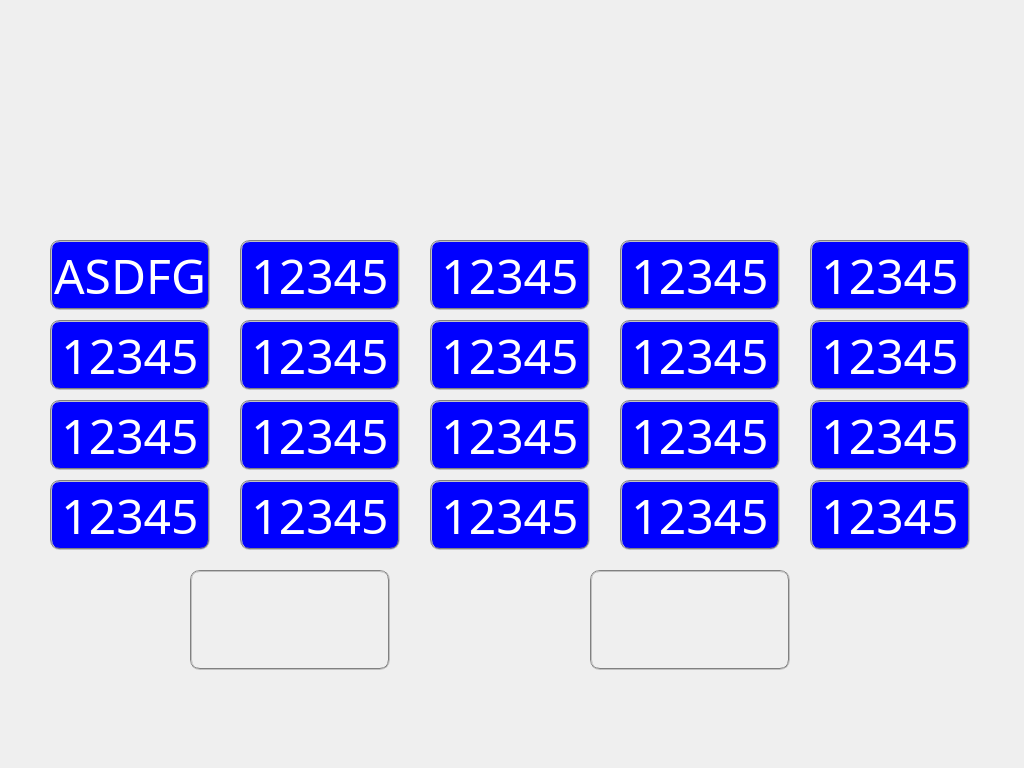
Qt form VehicleManagement/VehicleManage/selectlicensedialog.ui (maanjun/IVM) before a commit.
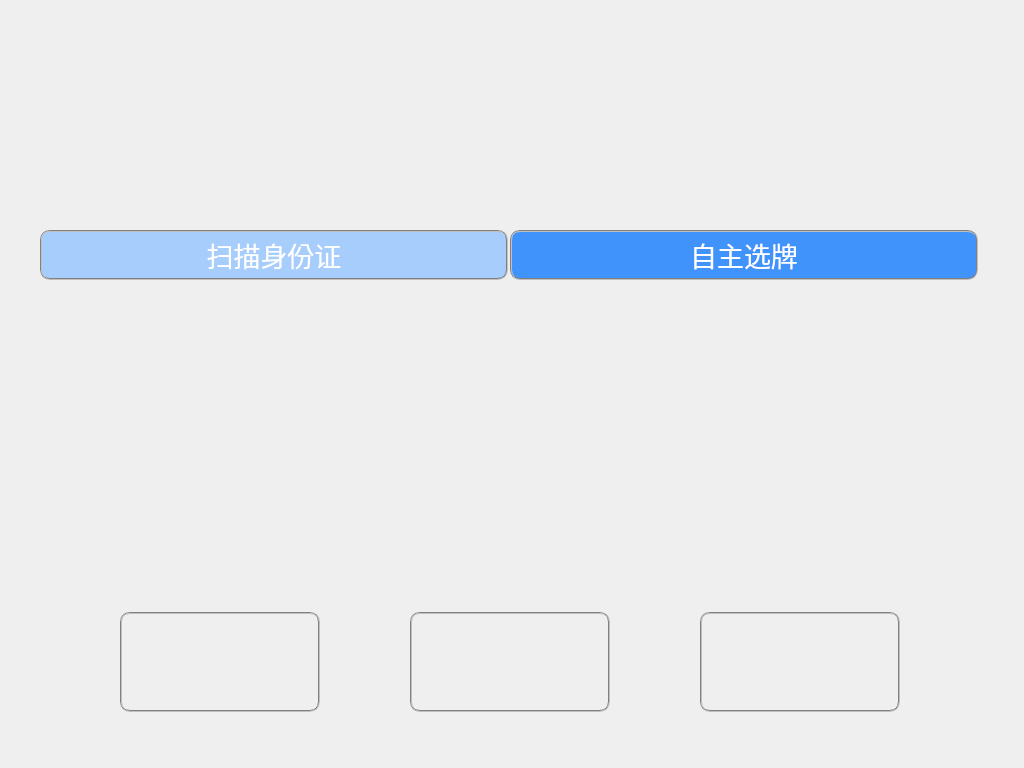
The same form after that commit. Icons and pictures are not drawn.

The edit to the form file:
```diff
--- a/VehicleManagement/VehicleManage/selectlicensedialog.ui
+++ b/VehicleManagement/VehicleManage/selectlicensedialog.ui
@@ -16,8 +16,8 @@
   <widget class="QPushButton" name="pBtnConfirm">
    <property name="geometry">
     <rect>
-     <x>590</x>
-     <y>570</y>
+     <x>700</x>
+     <y>612</y>
      <width>200</width>
      <height>100</height>
     </rect>
@@ -38,8 +38,8 @@
   <widget class="QPushButton" name="pBtnHomepage">
    <property name="geometry">
     <rect>
-     <x>190</x>
-     <y>570</y>
+     <x>120</x>
+     <y>612</y>
      <width>200</width>
      <height>100</height>
     </rect>
@@ -61,481 +61,77 @@
   <widget class="QPushButton" name="pushButton_1">
    <property name="geometry">
     <rect>
-     <x>50</x>
-     <y>320</y>
-     <width>160</width>
-     <height>70</height>
+     <x>410</x>
+     <y>612</y>
+     <width>200</width>
+     <height>100</height>
     </rect>
    </property>
-   <property name="font">
-    <font>
-     <family>宋体</family>
-     <pointsize>36</pointsize>
-    </font>
+   <property name="minimumSize">
+    <size>
+     <width>200</width>
+     <height>100</height>
+    </size>
    </property>
-   <property name="styleSheet">
-    <string notr="true">color:rgb(255,255,255);
-border:2px groove gray;border-radius:10px;padding:2px 2px;
-background-color: rgb(0, 0, 255);</string>
-   </property>
-   <property name="text">
-    <string>12345</string>
-   </property>
-  </widget>
-  <widget class="QPushButton" name="pushButton_2">
-   <property name="geometry">
-    <rect>
-     <x>50</x>
-     <y>240</y>
-     <width>160</width>
-     <height>70</height>
-    </rect>
-   </property>
    <property name="font">
     <font>
-     <family>宋体</family>
-     <pointsize>36</pointsize>
+     <pointsize>22</pointsize>
     </font>
    </property>
    <property name="styleSheet">
-    <string notr="true">color:rgb(255,255,255);
-border:2px groove gray;border-radius:10px;padding:2px 2px;
-background-color: rgb(0, 0, 255);</string>
+    <string notr="true">border:2px groove gray;border-radius:10px;padding:2px 4px;
+border-image: url(:/Resources/Images/anotheroff.png);</string>
    </property>
    <property name="text">
-    <string>ASDFG</string>
+    <string/>
    </property>
   </widget>
   <widget class="QPushButton" name="pushButton_3">
    <property name="geometry">
     <rect>
-     <x>50</x>
-     <y>480</y>
-     <width>160</width>
-     <height>70</height>
+     <x>510</x>
+     <y>230</y>
+     <width>468</width>
+     <height>50</height>
     </rect>
    </property>
    <property name="font">
     <font>
-     <family>宋体</family>
-     <pointsize>36</pointsize>
+     <family>黑体</family>
+     <pointsize>20</pointsize>
     </font>
    </property>
    <property name="styleSheet">
-    <string notr="true">color:rgb(255,255,255);
-border:2px groove gray;border-radius:10px;padding:2px 2px;
-background-color: rgb(0, 0, 255);</string>
+    <string notr="true">border:2px groove gray;border-radius:10px;padding:2px 4px;
+color: rgb(255, 255, 255);
+background-color: rgb(65, 147, 252);</string>
    </property>
    <property name="text">
-    <string>12345</string>
+    <string>自主选牌</string>
    </property>
   </widget>
   <widget class="QPushButton" name="pushButton_4">
    <property name="geometry">
     <rect>
-     <x>50</x>
-     <y>400</y>
-     <width>160</width>
-     <height>70</height>
+     <x>40</x>
+     <y>230</y>
+     <width>468</width>
+     <height>50</height>
     </rect>
    </property>
    <property name="font">
     <font>
-     <family>宋体</family>
-     <pointsize>36</pointsize>
+     <family>黑体</family>
+     <pointsize>20</pointsize>
     </font>
    </property>
    <property name="styleSheet">
-    <string notr="true">color:rgb(255,255,255);
-border:2px groove gray;border-radius:10px;padding:2px 2px;
-background-color: rgb(0, 0, 255);</string>
+    <string notr="true">border:2px groove gray;border-radius:10px;padding:2px 4px;
+color: rgb(255, 255, 255);
+background-color: rgb(166, 205, 251);</string>
    </property>
    <property name="text">
-    <string>12345</string>
-   </property>
-  </widget>
-  <widget class="QPushButton" name="pushButton_5">
-   <property name="geometry">
-    <rect>
-     <x>240</x>
-     <y>320</y>
-     <width>160</width>
-     <height>70</height>
-    </rect>
-   </property>
-   <property name="font">
-    <font>
-     <family>宋体</family>
-     <pointsize>36</pointsize>
-    </font>
-   </property>
-   <property name="styleSheet">
-    <string notr="true">color:rgb(255,255,255);
-border:2px groove gray;border-radius:10px;padding:2px 2px;
-background-color: rgb(0, 0, 255);</string>
-   </property>
-   <property name="text">
-    <string>12345</string>
-   </property>
-  </widget>
-  <widget class="QPushButton" name="pushButton_6">
-   <property name="geometry">
-    <rect>
-     <x>240</x>
-     <y>400</y>
-     <width>160</width>
-     <height>70</height>
-    </rect>
-   </property>
-   <property name="font">
-    <font>
-     <family>宋体</family>
-     <pointsize>36</pointsize>
-    </font>
-   </property>
-   <property name="styleSheet">
-    <string notr="true">color:rgb(255,255,255);
-border:2px groove gray;border-radius:10px;padding:2px 2px;
-background-color: rgb(0, 0, 255);</string>
-   </property>
-   <property name="text">
-    <string>12345</string>
-   </property>
-  </widget>
-  <widget class="QPushButton" name="pushButton_7">
-   <property name="geometry">
-    <rect>
-     <x>240</x>
-     <y>480</y>
-     <width>160</width>
-     <height>70</height>
-    </rect>
-   </property>
-   <property name="font">
-    <font>
-     <family>宋体</family>
-     <pointsize>36</pointsize>
-    </font>
-   </property>
-   <property name="styleSheet">
-    <string notr="true">color:rgb(255,255,255);
-border:2px groove gray;border-radius:10px;padding:2px 2px;
-background-color: rgb(0, 0, 255);</string>
-   </property>
-   <property name="text">
-    <string>12345</string>
-   </property>
-  </widget>
-  <widget class="QPushButton" name="pushButton_8">
-   <property name="geometry">
-    <rect>
-     <x>240</x>
-     <y>240</y>
-     <width>160</width>
-     <height>70</height>
-    </rect>
-   </property>
-   <property name="font">
-    <font>
-     <family>宋体</family>
-     <pointsize>36</pointsize>
-    </font>
-   </property>
-   <property name="styleSheet">
-    <string notr="true">color:rgb(255,255,255);
-border:2px groove gray;border-radius:10px;padding:2px 2px;
-background-color: rgb(0, 0, 255);</string>
-   </property>
-   <property name="text">
-    <string>12345</string>
-   </property>
-  </widget>
-  <widget class="QPushButton" name="pushButton_9">
-   <property name="geometry">
-    <rect>
-     <x>430</x>
-     <y>320</y>
-     <width>160</width>
-     <height>70</height>
-    </rect>
-   </property>
-   <property name="font">
-    <font>
-     <family>宋体</family>
-     <pointsize>36</pointsize>
-    </font>
-   </property>
-   <property name="styleSheet">
-    <string notr="true">color:rgb(255,255,255);
-border:2px groove gray;border-radius:10px;padding:2px 2px;
-background-color: rgb(0, 0, 255);</string>
-   </property>
-   <property name="text">
-    <string>12345</string>
-   </property>
-  </widget>
-  <widget class="QPushButton" name="pushButton_10">
-   <property name="geometry">
-    <rect>
-     <x>430</x>
-     <y>400</y>
-     <width>160</width>
-     <height>70</height>
-    </rect>
-   </property>
-   <property name="font">
-    <font>
-     <family>宋体</family>
-     <pointsize>36</pointsize>
-    </font>
-   </property>
-   <property name="styleSheet">
-    <string notr="true">color:rgb(255,255,255);
-border:2px groove gray;border-radius:10px;padding:2px 2px;
-background-color: rgb(0, 0, 255);</string>
-   </property>
-   <property name="text">
-    <string>12345</string>
-   </property>
-  </widget>
-  <widget class="QPushButton" name="pushButton_11">
-   <property name="geometry">
-    <rect>
-     <x>430</x>
-     <y>480</y>
-     <width>160</width>
-     <height>70</height>
-    </rect>
-   </property>
-   <property name="font">
-    <font>
-     <family>宋体</family>
-     <pointsize>36</pointsize>
-    </font>
-   </property>
-   <property name="styleSheet">
-    <string notr="true">color:rgb(255,255,255);
-border:2px groove gray;border-radius:10px;padding:2px 2px;
-background-color: rgb(0, 0, 255);</string>
-   </property>
-   <property name="text">
-    <string>12345</string>
-   </property>
-  </widget>
-  <widget class="QPushButton" name="pushButton_12">
-   <property name="geometry">
-    <rect>
-     <x>430</x>
-     <y>240</y>
-     <width>160</width>
-     <height>70</height>
-    </rect>
-   </property>
-   <property name="font">
-    <font>
-     <family>宋体</family>
-     <pointsize>36</pointsize>
-    </font>
-   </property>
-   <property name="styleSheet">
-    <string notr="true">color:rgb(255,255,255);
-border:2px groove gray;border-radius:10px;padding:2px 2px;
-background-color: rgb(0, 0, 255);</string>
-   </property>
-   <property name="text">
-    <string>12345</string>
-   </property>
-  </widget>
-  <widget class="QPushButton" name="pushButton_13">
-   <property name="geometry">
-    <rect>
-     <x>620</x>
-     <y>320</y>
-     <width>160</width>
-     <height>70</height>
-    </rect>
-   </property>
-   <property name="font">
-    <font>
-     <family>宋体</family>
-     <pointsize>36</pointsize>
-    </font>
-   </property>
-   <property name="styleSheet">
-    <string notr="true">color:rgb(255,255,255);
-border:2px groove gray;border-radius:10px;padding:2px 2px;
-background-color: rgb(0, 0, 255);</string>
-   </property>
-   <property name="text">
-    <string>12345</string>
-   </property>
-  </widget>
-  <widget class="QPushButton" name="pushButton_14">
-   <property name="geometry">
-    <rect>
-     <x>620</x>
-     <y>400</y>
-     <width>160</width>
-     <height>70</height>
-    </rect>
-   </property>
-   <property name="font">
-    <font>
-     <family>宋体</family>
-     <pointsize>36</pointsize>
-    </font>
-   </property>
-   <property name="styleSheet">
-    <string notr="true">color:rgb(255,255,255);
-border:2px groove gray;border-radius:10px;padding:2px 2px;
-background-color: rgb(0, 0, 255);</string>
-   </property>
-   <property name="text">
-    <string>12345</string>
-   </property>
-  </widget>
-  <widget class="QPushButton" name="pushButton_15">
-   <property name="geometry">
-    <rect>
-     <x>620</x>
-     <y>480</y>
-     <width>160</width>
-     <height>70</height>
-    </rect>
-   </property>
-   <property name="font">
-    <font>
-     <family>宋体</family>
-     <pointsize>36</pointsize>
-    </font>
-   </property>
-   <property name="styleSheet">
-    <string notr="true">color:rgb(255,255,255);
-border:2px groove gray;border-radius:10px;padding:2px 2px;
-background-color: rgb(0, 0, 255);</string>
-   </property>
-   <property name="text">
-    <string>12345</string>
-   </property>
-  </widget>
-  <widget class="QPushButton" name="pushButton_16">
-   <property name="geometry">
-    <rect>
-     <x>620</x>
-     <y>240</y>
-     <width>160</width>
-     <height>70</height>
-    </rect>
-   </property>
-   <property name="font">
-    <font>
-     <family>宋体</family>
-     <pointsize>36</pointsize>
-    </font>
-   </property>
-   <property name="styleSheet">
-    <string notr="true">color:rgb(255,255,255);
-border:2px groove gray;border-radius:10px;padding:2px 2px;
-background-color: rgb(0, 0, 255);</string>
-   </property>
-   <property name="text">
-    <string>12345</string>
-   </property>
-  </widget>
-  <widget class="QPushButton" name="pushButton_17">
-   <property name="geometry">
-    <rect>
-     <x>810</x>
-     <y>320</y>
-     <width>160</width>
-     <height>70</height>
-    </rect>
-   </property>
-   <property name="font">
-    <font>
-     <family>宋体</family>
-     <pointsize>36</pointsize>
-    </font>
-   </property>
-   <property name="styleSheet">
-    <string notr="true">color:rgb(255,255,255);
-border:2px groove gray;border-radius:10px;padding:2px 2px;
-background-color: rgb(0, 0, 255);</string>
-   </property>
-   <property name="text">
-    <string>12345</string>
-   </property>
-  </widget>
-  <widget class="QPushButton" name="pushButton_18">
-   <property name="geometry">
-    <rect>
-     <x>810</x>
-     <y>400</y>
-     <width>160</width>
-     <height>70</height>
-    </rect>
-   </property>
-   <property name="font">
-    <font>
-     <family>宋体</family>
-     <pointsize>36</pointsize>
-    </font>
-   </property>
-   <property name="styleSheet">
-    <string notr="true">color:rgb(255,255,255);
-border:2px groove gray;border-radius:10px;padding:2px 2px;
-background-color: rgb(0, 0, 255);</string>
-   </property>
-   <property name="text">
-    <string>12345</string>
-   </property>
-  </widget>
-  <widget class="QPushButton" name="pushButton_19">
-   <property name="geometry">
-    <rect>
-     <x>810</x>
-     <y>480</y>
-     <width>160</width>
-     <height>70</height>
-    </rect>
-   </property>
-   <property name="font">
-    <font>
-     <family>宋体</family>
-     <pointsize>36</pointsize>
-    </font>
-   </property>
-   <property name="styleSheet">
-    <string notr="true">color:rgb(255,255,255);
-border:2px groove gray;border-radius:10px;padding:2px 2px;
-background-color: rgb(0, 0, 255);</string>
-   </property>
-   <property name="text">
-    <string>12345</string>
-   </property>
-  </widget>
-  <widget class="QPushButton" name="pushButton_20">
-   <property name="geometry">
-    <rect>
-     <x>810</x>
-     <y>240</y>
-     <width>160</width>
-     <height>70</height>
-    </rect>
-   </property>
-   <property name="font">
-    <font>
-     <family>宋体</family>
-     <pointsize>36</pointsize>
-    </font>
-   </property>
-   <property name="styleSheet">
-    <string notr="true">color:rgb(255,255,255);
-border:2px groove gray;border-radius:10px;padding:2px 2px;
-background-color: rgb(0, 0, 255);</string>
-   </property>
-   <property name="text">
-    <string>12345</string>
+    <string>扫描身份证</string>
    </property>
   </widget>
  </widget>
```
Left out of the diff: 6 changed lines with no effect on the pictures.
